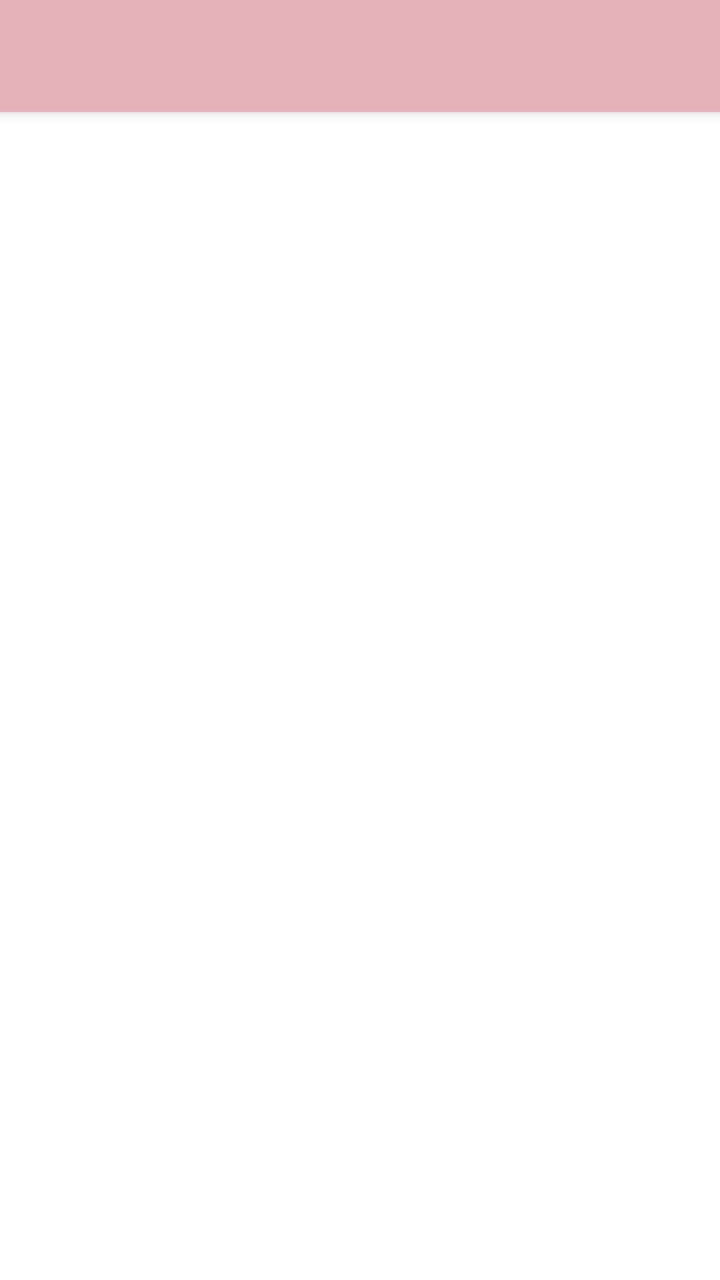
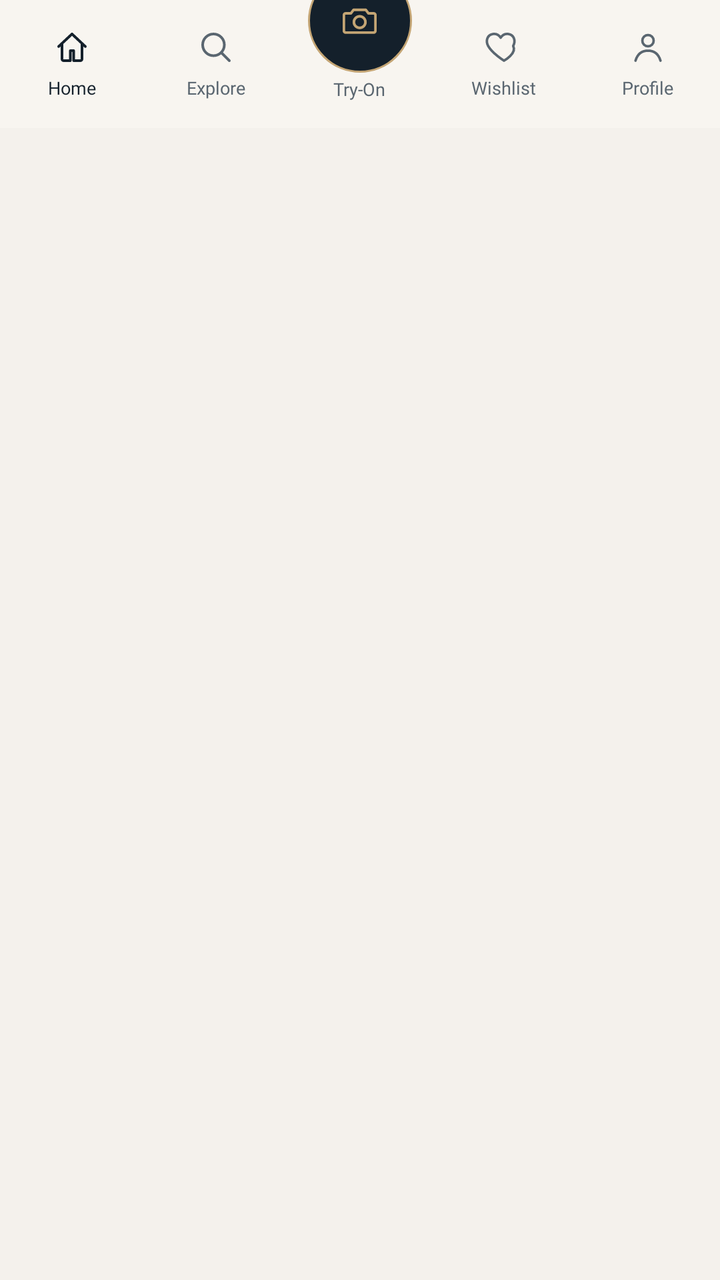

Screens rendered from an Android XML layout before and after an edit, with the pre-edit source and the edit as a unified diff.
<!-- AndroidManifest.xml: application theme Theme.KaizenArts -->
<!-- res/layout/activity_main.xml -->
<?xml version="1.0" encoding="utf-8"?>
<androidx.drawerlayout.widget.DrawerLayout xmlns:android="http://schemas.android.com/apk/res/android"
    xmlns:app="http://schemas.android.com/apk/res-auto"
    xmlns:tools="http://schemas.android.com/tools"
    android:id="@+id/drawer_layout"
    android:layout_width="match_parent"
    android:layout_height="match_parent"
    android:fitsSystemWindows="true"
    tools:context=".activites.MainActivity"
    tools:openDrawer="start">

    <LinearLayout
        android:layout_width="match_parent"
        android:layout_height="match_parent"
        android:orientation="vertical">

        <androidx.appcompat.widget.Toolbar
            android:id="@+id/toolbar"
            android:layout_width="match_parent"
            android:layout_height="56dp"
            android:elevation="4dp"
            android:background="#E6B2BA"
            app:titleTextColor="@color/black"
            android:popupTheme="@style/ThemeOverlay.AppCompat.Light"
            android:theme="@style/ThemeOverlay.AppCompat.Dark.ActionBar" />

        <FrameLayout
            android:id="@+id/fragment_container"
            android:layout_width="match_parent"
            android:layout_height="match_parent" />

    </LinearLayout>

    <com.google.android.material.navigation.NavigationView
        android:id="@+id/nav_view"
        android:layout_width="wrap_content"
        android:layout_height="match_parent"
        android:layout_gravity="start"
        app:headerLayout="@layout/nav_header"
        app:itemIconTint="#64515A"
        app:itemTextColor="#64515A"
        app:menu="@menu/nav_menu" />

</androidx.drawerlayout.widget.DrawerLayout>
<!-- res/layout/nav_header.xml (included above) -->
<?xml version="1.0" encoding="utf-8"?>
<LinearLayout
    xmlns:android="http://schemas.android.com/apk/res/android"
    android:orientation="vertical"
    android:layout_width="match_parent"
    android:layout_height="190dp"
    android:gravity="bottom"
    android:padding="16dp"
    android:background="#E6B2BA"
    android:theme="@style/ThemeOverlay.AppCompat.Dark">

    <ImageView
        android:layout_width="wrap_content"
        android:layout_height="80sp"
        android:src="@drawable/app_icon"/>

    <TextView
        android:layout_width="wrap_content"
        android:layout_height="wrap_content"
        android:text="Kaizen Arts"
        android:textColor="@color/white"
        android:textStyle="bold"
        android:textSize="20dp"/>

    <TextView
        android:layout_width="wrap_content"
        android:layout_height="18dp"
        android:layout_marginBottom="16dp"
        android:text="Your One Stop Destination"
        android:textColor="@color/white"
        android:textSize="16dp" />

</LinearLayout>
<!-- resources referenced by this layout -->
<resources>
  <color name="black">#FF000000</color>
  <color name="white">#FFFFFFFF</color>
  <!-- drawable app_icon: png bitmap (drawable, 211357 bytes) -->
  <style name="Base.Theme.KaizenArts" parent="Theme.MaterialComponents.DayNight.NoActionBar">
          
          <item name="colorPrimary">#E69DB8</item>
          <item name="colorPrimaryDark">@color/purple_700</item>
          <item name="colorOnPrimary">@color/white</item>
  
          
          <item name="colorSecondary">@color/teal_200</item>
          <item name="colorSecondaryVariant">@color/teal_700</item>
          <item name="colorOnSecondary">@color/black</item>
  
          <item name="android:statusBarColor">#FFFFFF</item> 
          <item name="android:windowLightStatusBar">true</item> 
  
  
          
          <item name="actionBarStyle">@style/AppBarStyle</item>
      </style>
  <color name="purple_700">#FF3700B3</color>
  <color name="teal_200">#FF03DAC5</color>
  <color name="teal_700">#FF018786</color>
  <style name="AppBarStyle" parent="Widget.MaterialComponents.Toolbar.Primary">
          <item name="android:background">?attr/colorPrimary</item>
          <item name="titleTextColor">@color/black</item>
          <item name="subtitleTextColor">@color/black</item>
      </style>
  <!-- unchanged entries left out for length: 1 -->
</resources>

<!-- the commit's change to res/layout/activity_main.xml (unified diff, before → after) -->
@@ -1,78 +1,201 @@
 <?xml version="1.0" encoding="utf-8"?>
-<androidx.drawerlayout.widget.DrawerLayout xmlns:android="http://schemas.android.com/apk/res/android"
+<androidx.constraintlayout.widget.ConstraintLayout
+    xmlns:android="http://schemas.android.com/apk/res/android"
     xmlns:app="http://schemas.android.com/apk/res-auto"
     xmlns:tools="http://schemas.android.com/tools"
-    android:id="@+id/drawer_layout"
     android:layout_width="match_parent"
     android:layout_height="match_parent"
-    android:fitsSystemWindows="true"
-    tools:context=".activites.MainActivity"
-    tools:openDrawer="start">
+    android:background="@color/onboard_mist"
+    tools:context=".activites.MainActivity">
+
+    <FrameLayout
+        android:id="@+id/fragment_container"
+        android:layout_width="0dp"
+        android:layout_height="0dp"
+        app:layout_constraintTop_toTopOf="parent"
+        app:layout_constraintStart_toStartOf="parent"
+        app:layout_constraintEnd_toEndOf="parent"
+        app:layout_constraintBottom_toTopOf="@id/bottom_nav" />
+
+    <include
+        android:id="@+id/bottom_nav"
+        layout="@layout/view_bottom_nav"
+        app:layout_constraintStart_toStartOf="parent"
+        app:layout_constraintEnd_toEndOf="parent"
+        app:layout_constraintBottom_toBottomOf="parent" />
+
+</androidx.constraintlayout.widget.ConstraintLayout>
+<!-- res/layout/view_bottom_nav.xml (included above) -->
+<?xml version="1.0" encoding="utf-8"?>
+<FrameLayout xmlns:android="http://schemas.android.com/apk/res/android"
+    xmlns:app="http://schemas.android.com/apk/res-auto"
+    android:layout_width="match_parent"
+    android:layout_height="wrap_content">
 
     <LinearLayout
         android:layout_width="match_parent"
-        android:layout_height="match_parent"
-        android:orientation="vertical">
-
-        <androidx.appcompat.widget.Toolbar
-            android:id="@+id/toolbar"
-            android:layout_width="match_parent"
-            android:layout_height="56dp"
-            android:elevation="4dp"
-            android:background="#E6B2BA"
-            app:titleTextColor="@color/black"
-            android:popupTheme="@style/ThemeOverlay.AppCompat.Light"
-            android:theme="@style/ThemeOverlay.AppCompat.Dark.ActionBar" />
+        android:layout_height="64dp"
+        android:layout_gravity="bottom"
+        android:background="@color/onboard_cream"
+        android:elevation="12dp"
+        android:orientation="horizontal">
+
+        <LinearLayout
+            android:id="@+id/nav_home"
+            android:layout_width="0dp"
+            android:layout_height="match_parent"
+            android:layout_weight="1"
+            android:gravity="center"
+            android:orientation="vertical"
+            android:clickable="true"
+            android:focusable="true"
+            android:background="?attr/selectableItemBackgroundBorderless">
+
+            <ImageView
+                android:id="@+id/nav_home_icon"
+                android:layout_width="20dp"
+                android:layout_height="20dp"
+                android:src="@drawable/ic_nav_home"
+                app:tint="@color/onboard_ink" />
+
+            <TextView
+                android:id="@+id/nav_home_label"
+                android:layout_width="wrap_content"
+                android:layout_height="wrap_content"
+                android:layout_marginTop="4dp"
+                android:fontFamily="@font/poppins"
+                android:text="Home"
+                android:textColor="@color/onboard_ink"
+                android:textSize="9sp" />
+        </LinearLayout>
+
+        <LinearLayout
+            android:id="@+id/nav_explore"
+            android:layout_width="0dp"
+            android:layout_height="match_parent"
+            android:layout_weight="1"
+            android:gravity="center"
+            android:orientation="vertical"
+            android:clickable="true"
+            android:focusable="true"
+            android:background="?attr/selectableItemBackgroundBorderless">
+
+            <ImageView
+                android:id="@+id/nav_explore_icon"
+                android:layout_width="20dp"
+                android:layout_height="20dp"
+                android:src="@drawable/ic_nav_explore"
+                app:tint="@color/onboard_ink_soft" />
+
+            <TextView
+                android:id="@+id/nav_explore_label"
+                android:layout_width="wrap_content"
+                android:layout_height="wrap_content"
+                android:layout_marginTop="4dp"
+                android:fontFamily="@font/poppins"
+                android:text="Explore"
+                android:textColor="@color/onboard_ink_soft"
+                android:textSize="9sp" />
+        </LinearLayout>
 
         <FrameLayout
-            android:id="@+id/fragment_container"
-            android:layout_width="match_parent"
-            android:layout_height="match_parent" />
+            android:id="@+id/nav_try_on"
+            android:layout_width="0dp"
+            android:layout_height="match_parent"
+            android:layout_weight="1"
+            android:clickable="true"
+            android:focusable="true"
+            android:background="?attr/selectableItemBackgroundBorderless">
+
+            <LinearLayout
+                android:layout_width="wrap_content"
+                android:layout_height="wrap_content"
+                android:layout_gravity="center_horizontal|top"
+                android:layout_marginTop="-16dp"
+                android:gravity="center"
+                android:orientation="vertical">
+
+                <FrameLayout
+                    android:layout_width="52dp"
+                    android:layout_height="52dp"
+                    android:background="@drawable/bg_try_on_fab">
+
+                    <ImageView
+                        android:layout_width="21dp"
+                        android:layout_height="21dp"
+                        android:layout_gravity="center"
+                        android:src="@drawable/ic_nav_try_on"
+                        app:tint="@color/onboard_gold" />
+                </FrameLayout>
+
+                <TextView
+                    android:layout_width="wrap_content"
+                    android:layout_height="wrap_content"
+                    android:layout_marginTop="2dp"
+                    android:fontFamily="@font/poppins"
+                    android:text="Try-On"
+                    android:textColor="@color/onboard_ink_soft"
+                    android:textSize="9sp" />
+            </LinearLayout>
+        </FrameLayout>
+
+        <LinearLayout
+            android:id="@+id/nav_wishlist"
+            android:layout_width="0dp"
+            android:layout_height="match_parent"
+            android:layout_weight="1"
+            android:gravity="center"
+            android:orientation="vertical"
+            android:clickable="true"
+            android:focusable="true"
+            android:background="?attr/selectableItemBackgroundBorderless">
+
+            <ImageView
+                android:id="@+id/nav_wishlist_icon"
+                android:layout_width="20dp"
+                android:layout_height="20dp"
+                android:src="@drawable/ic_nav_wishlist_outline"
+                app:tint="@color/onboard_ink_soft" />
+
+            <TextView
+                android:id="@+id/nav_wishlist_label"
+                android:layout_width="wrap_content"
+                android:layout_height="wrap_content"
+                android:layout_marginTop="4dp"
+                android:fontFamily="@font/poppins"
+                android:text="Wishlist"
+                android:textColor="@color/onboard_ink_soft"
+                android:textSize="9sp" />
+        </LinearLayout>
+
+        <LinearLayout
+            android:id="@+id/nav_profile"
+            android:layout_width="0dp"
+            android:layout_height="match_parent"
+            android:layout_weight="1"
+            android:gravity="center"
+            android:orientation="vertical"
+            android:clickable="true"
+            android:focusable="true"
+            android:background="?attr/selectableItemBackgroundBorderless">
+
+            <ImageView
+                android:id="@+id/nav_profile_icon"
+                android:layout_width="20dp"
+                android:layout_height="20dp"
+                android:src="@drawable/ic_nav_profile"
+                app:tint="@color/onboard_ink_soft" />
+
+            <TextView
+                android:id="@+id/nav_profile_label"
+                android:layout_width="wrap_content"
+                android:layout_height="wrap_content"
+                android:layout_marginTop="4dp"
+                android:fontFamily="@font/poppins"
+                android:text="Profile"
+                android:textColor="@color/onboard_ink_soft"
+                android:textSize="9sp" />
+        </LinearLayout>
 
     </LinearLayout>
-
-    <com.google.android.material.navigation.NavigationView
-        android:id="@+id/nav_view"
-        android:layout_width="wrap_content"
-        android:layout_height="match_parent"
-        android:layout_gravity="start"
-        app:headerLayout="@layout/nav_header"
-        app:itemIconTint="#64515A"
-        app:itemTextColor="#64515A"
-        app:menu="@menu/nav_menu" />
-
-</androidx.drawerlayout.widget.DrawerLayout>
-<!-- res/layout/nav_header.xml (included above) -->
-<?xml version="1.0" encoding="utf-8"?>
-<LinearLayout
-    xmlns:android="http://schemas.android.com/apk/res/android"
-    android:orientation="vertical"
-    android:layout_width="match_parent"
-    android:layout_height="190dp"
-    android:gravity="bottom"
-    android:padding="16dp"
-    android:background="#E6B2BA"
-    android:theme="@style/ThemeOverlay.AppCompat.Dark">
-
-    <ImageView
-        android:layout_width="wrap_content"
-        android:layout_height="80sp"
-        android:src="@drawable/app_icon"/>
-
-    <TextView
-        android:layout_width="wrap_content"
-        android:layout_height="wrap_content"
-        android:text="Kaizen Arts"
-        android:textColor="@color/white"
-        android:textStyle="bold"
-        android:textSize="20dp"/>
-
-    <TextView
-        android:layout_width="wrap_content"
-        android:layout_height="18dp"
-        android:layout_marginBottom="16dp"
-        android:text="Your One Stop Destination"
-        android:textColor="@color/white"
-        android:textSize="16dp" />
-
-</LinearLayout>
+</FrameLayout>
<!-- resource entries referenced after the edit -->
@@ -1,33 +1,127 @@
 <!-- resources referenced by this layout -->
 <resources>
-  <color name="black">#FF000000</color>
-  <color name="white">#FFFFFFFF</color>
-  <!-- drawable app_icon: png bitmap (drawable, 211357 bytes) -->
+  <color name="onboard_cream">#F8F5F0</color>
+  <color name="onboard_gold">#C4A574</color>
+  <color name="onboard_ink">#14202B</color>
+  <color name="onboard_ink_soft">#5A6670</color>
+  <color name="onboard_mist">#F4F1EC</color>
+  <!-- drawable bg_try_on_fab (drawable) -->
+  <?xml version="1.0" encoding="utf-8"?>
+  <shape xmlns:android="http://schemas.android.com/apk/res/android"
+      android:shape="oval">
+      <solid android:color="@color/onboard_ink" />
+      <stroke
+          android:width="1dp"
+          android:color="@color/onboard_gold" />
+  </shape>
+  <!-- drawable ic_nav_explore (drawable) -->
+  <vector xmlns:android="http://schemas.android.com/apk/res/android"
+      android:width="24dp"
+      android:height="24dp"
+      android:viewportWidth="24"
+      android:viewportHeight="24">
+      <path
+          android:pathData="M10.5,4 A6.5,6.5 0 1,0 10.5,17 A6.5,6.5 0 1,0 10.5,4 Z"
+          android:strokeColor="#FFFFFF"
+          android:strokeWidth="1.6" />
+      <path
+          android:pathData="M15.3,15.3 L20,20"
+          android:strokeColor="#FFFFFF"
+          android:strokeWidth="1.6"
+          android:strokeLineCap="round" />
+  </vector>
+  <!-- drawable ic_nav_home (drawable) -->
+  <vector xmlns:android="http://schemas.android.com/apk/res/android"
+      android:width="24dp"
+      android:height="24dp"
+      android:viewportWidth="24"
+      android:viewportHeight="24"
+      android:tint="?attr/colorControlNormal">
+      <path
+          android:pathData="M4,11.5 L12,4 L20,11.5"
+          android:strokeColor="#FFFFFF"
+          android:strokeWidth="1.6"
+          android:strokeLineCap="round"
+          android:strokeLineJoin="round" />
+      <path
+          android:pathData="M6,10 V19 A1,1 0 0,0 7,20 H11 V14 H13 V20 H17 A1,1 0 0,0 18,19 V10"
+          android:strokeColor="#FFFFFF"
+          android:strokeWidth="1.6"
+          android:strokeLineCap="round"
+          android:strokeLineJoin="round" />
+  </vector>
+  <!-- drawable ic_nav_profile (drawable) -->
+  <vector xmlns:android="http://schemas.android.com/apk/res/android"
+      android:width="24dp"
+      android:height="24dp"
+      android:viewportWidth="24"
+      android:viewportHeight="24">
+      <path
+          android:pathData="M12,11.4 A3.4,3.4 0 1,0 12,4.6 A3.4,3.4 0 1,0 12,11.4 Z"
+          android:strokeColor="#FFFFFF"
+          android:strokeWidth="1.5" />
+      <path
+          android:pathData="M4.5,20 C5.7,16 8.5,14 12,14 C15.5,14 18.3,16 19.5,20"
+          android:strokeColor="#FFFFFF"
+          android:strokeWidth="1.5"
+          android:strokeLineCap="round"
+          android:strokeLineJoin="round" />
+  </vector>
+  <!-- drawable ic_nav_try_on (drawable) -->
+  <vector xmlns:android="http://schemas.android.com/apk/res/android"
+      android:width="24dp"
+      android:height="24dp"
+      android:viewportWidth="24"
+      android:viewportHeight="24">
+      <path
+          android:pathData="M4,8 H7 L8.5,6 H15.5 L17,8 H20 A1,1 0 0,1 21,9 V18 A1,1 0 0,1 20,19 H4 A1,1 0 0,1 3,18 V9 A1,1 0 0,1 4,8 Z"
+          android:strokeColor="#FFFFFF"
+          android:strokeWidth="1.5"
+          android:strokeLineCap="round"
+          android:strokeLineJoin="round" />
+      <path
+          android:pathData="M12,16.3 A3.3,3.3 0 1,0 12,9.7 A3.3,3.3 0 1,0 12,16.3 Z"
+          android:strokeColor="#FFFFFF"
+          android:strokeWidth="1.5" />
+  </vector>
+  <!-- drawable ic_nav_wishlist_outline (drawable) -->
+  <vector xmlns:android="http://schemas.android.com/apk/res/android"
+      android:width="24dp"
+      android:height="24dp"
+      android:viewportWidth="24"
+      android:viewportHeight="24">
+      <path
+          android:pathData="M12,20 C12,20 5,15.65 2.5,11.2 C0.8,8 2,4.5 5.4,4 C7.4,3.7 9,4.7 10,6.2 C11,4.7 12.6,3.7 14.6,4 C18,4.5 19.2,8 17.5,11.2 C19.9,15.65 12,20 12,20 Z"
+          android:strokeColor="#FFFFFF"
+          android:strokeWidth="1.5"
+          android:strokeLineCap="round"
+          android:strokeLineJoin="round" />
+  </vector>
   <style name="Base.Theme.KaizenArts" parent="Theme.MaterialComponents.DayNight.NoActionBar">
           
-          <item name="colorPrimary">#E69DB8</item>
-          <item name="colorPrimaryDark">@color/purple_700</item>
-          <item name="colorOnPrimary">@color/white</item>
+          <item name="colorPrimary">@color/onboard_ink</item>
+          <item name="colorPrimaryDark">@color/onboard_ink</item>
+          <item name="colorOnPrimary">@color/onboard_cream</item>
   
           
-          <item name="colorSecondary">@color/teal_200</item>
-          <item name="colorSecondaryVariant">@color/teal_700</item>
-          <item name="colorOnSecondary">@color/black</item>
+          <item name="colorSecondary">@color/onboard_gold</item>
+          <item name="colorSecondaryVariant">@color/atelier_gold_deep</item>
+          <item name="colorOnSecondary">@color/onboard_ink</item>
+          <item name="colorAccent">@color/onboard_gold</item>
   
-          <item name="android:statusBarColor">#FFFFFF</item> 
-          <item name="android:windowLightStatusBar">true</item> 
-  
+          <item name="android:statusBarColor">@color/onboard_mist</item>
+          <item name="android:windowLightStatusBar">true</item>
+          <item name="android:navigationBarColor">@color/onboard_cream</item>
+          <item name="android:windowBackground">@color/onboard_mist</item>
   
           
           <item name="actionBarStyle">@style/AppBarStyle</item>
       </style>
-  <color name="purple_700">#FF3700B3</color>
-  <color name="teal_200">#FF03DAC5</color>
-  <color name="teal_700">#FF018786</color>
+  <color name="atelier_gold_deep">#9C7C4E</color>
   <style name="AppBarStyle" parent="Widget.MaterialComponents.Toolbar.Primary">
-          <item name="android:background">?attr/colorPrimary</item>
-          <item name="titleTextColor">@color/black</item>
-          <item name="subtitleTextColor">@color/black</item>
+          <item name="android:background">@color/onboard_mist</item>
+          <item name="titleTextColor">@color/onboard_ink</item>
+          <item name="subtitleTextColor">@color/onboard_ink_soft</item>
       </style>
   <!-- unchanged entries left out for length: 1 -->
 </resources>
